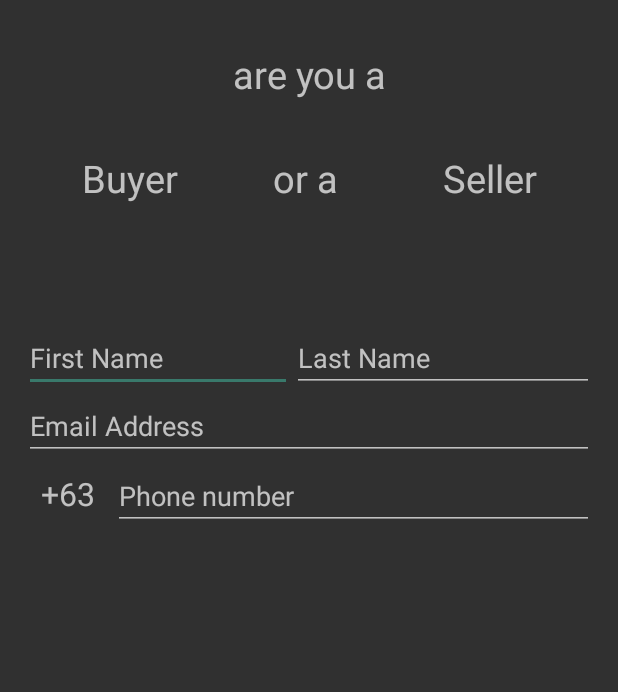
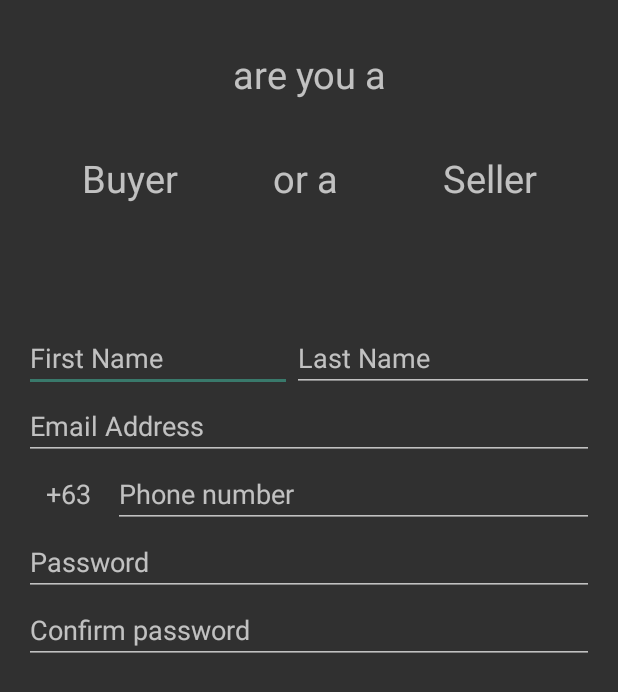
Before and after one commit to etindahan/eTindahan, an Android app: the RegisterActivity screen opened directly, with no data from a screen before it, on a phone screen of 412 x 824 dp. Shown: the top 692 px of the screen. Run offline under Robolectric (Android 15) with nearby library versions, the phone set to English and light mode, and no system bars; Roboto replaces fonts that are not available here.

Commit message:
Fixed activity main

```diff
--- a/app/src/main/res/layout/activity_register.xml
+++ b/app/src/main/res/layout/activity_register.xml
@@ -140,7 +140,7 @@
                 android:layout_weight="1"
                 android:gravity="center"
                 android:text="+63"
-                android:textSize="21sp" />
+                android:textSize="18sp" />
 
             <EditText
                 android:id="@+id/editText8"
@@ -152,6 +152,28 @@
                 android:inputType="textPersonName" />
         </LinearLayout>
 
+        <LinearLayout
+            android:layout_width="match_parent"
+            android:layout_height="171dp"
+            android:orientation="vertical">
+
+            <EditText
+                android:id="@+id/editText9"
+                android:layout_width="match_parent"
+                android:layout_height="wrap_content"
+                android:ems="10"
+                android:hint="@string/password"
+                android:inputType="textPassword" />
+
+            <EditText
+                android:id="@+id/editText10"
+                android:layout_width="match_parent"
+                android:layout_height="wrap_content"
+                android:ems="10"
+                android:hint="Confirm password"
+                android:inputType="textPassword" />
+        </LinearLayout>
+
     </LinearLayout>
 
 </android.support.constraint.ConstraintLayout>
```
Also changed, not shown: app/src/main/java/com/etindahan/MainActivity.java (+2 -28 lines), app/src/main/res/layout/activity_main.xml (+0 -17 lines).
